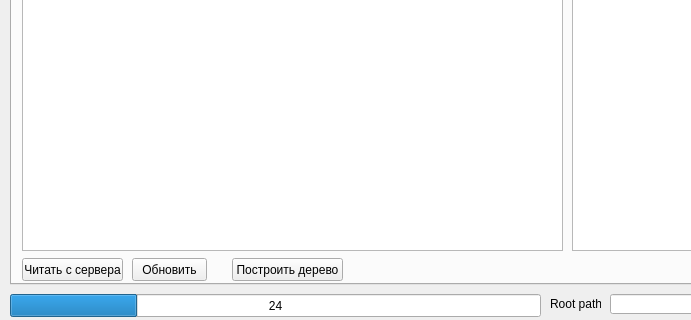
First picture: the form in Socket_Client_v5/Dialogs/MainForm.ui, repository Balog/Synchonization, before the edit; both pictures show x 0 to 691 and y 526 to 846 of the 1076 by 846 pixel window.
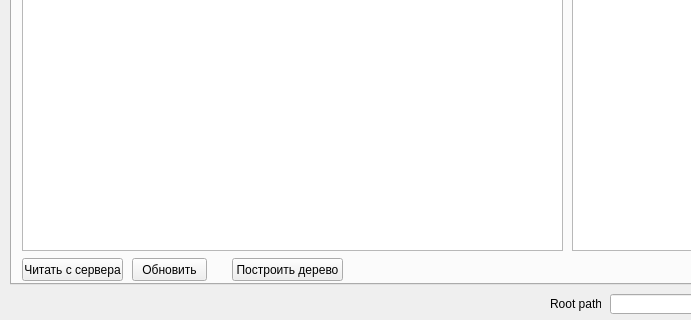
Second picture: the form after the edit. The open tabs and pages were chosen to show the change.

Diff of the .ui file:
```diff
--- a/Socket_Client_v5/Dialogs/MainForm.ui
+++ b/Socket_Client_v5/Dialogs/MainForm.ui
@@ -748,22 +748,6 @@
     <string>Выход</string>
    </property>
   </widget>
-  <widget class="QProgressBar" name="progressBar">
-   <property name="geometry">
-    <rect>
-     <x>10</x>
-     <y>820</y>
-     <width>531</width>
-     <height>23</height>
-    </rect>
-   </property>
-   <property name="value">
-    <number>24</number>
-   </property>
-   <property name="format">
-    <string>%v</string>
-   </property>
-  </widget>
  </widget>
  <resources/>
  <connections>
```
Left out of the diff: 2 changed lines with no effect on the pictures.
